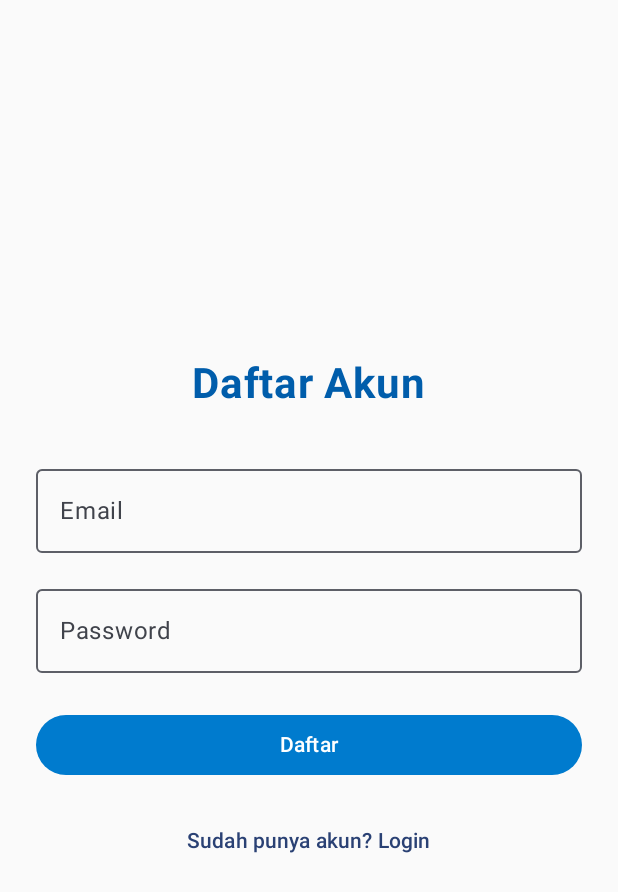
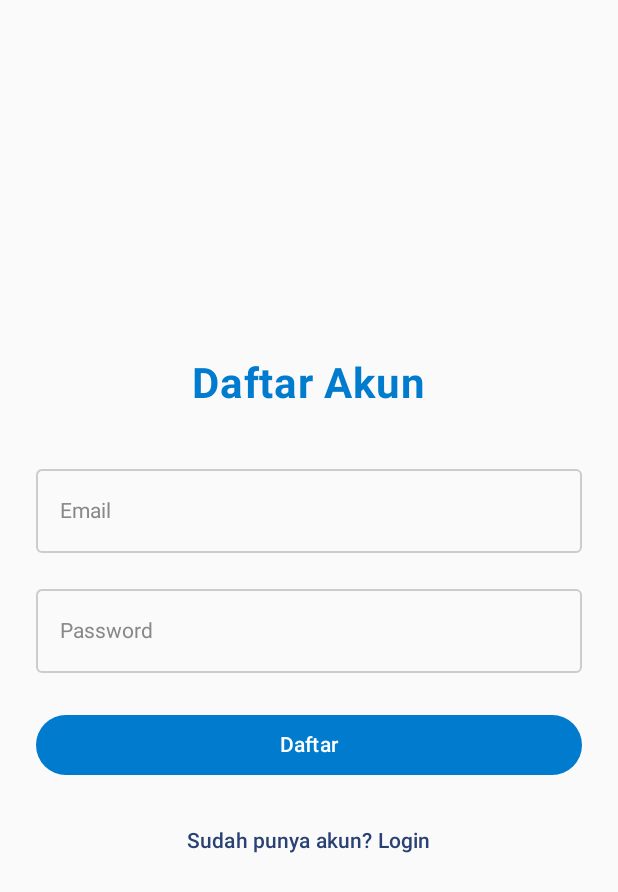
Before and after one commit to Rifqips/Sangu, an Android app built with Jetpack Compose: the screen it shows after launch (MainActivity), after a tap on "Belum punya akun? Daftar", on a phone screen of 412 x 824 dp. Shown: the top 892 px of the screen. Run offline under Robolectric (Android 15) with nearby library versions, the phone set to English and light mode, and no system bars; our stand-ins replace Dagger/Hilt's generated code, accompanist.

Commit message:
ref : change collor outlinedtextfilled

```diff
--- a/app/build.gradle.kts
+++ b/app/build.gradle.kts
@@ -53,6 +53,7 @@ dependencies {
     implementation(libs.androidx.ui)
     implementation(libs.androidx.ui.graphics)
     implementation(libs.androidx.material3)
+    implementation(libs.material3)
     implementation(libs.androidx.ui.tooling.preview)
     implementation(libs.accompanist.systemuicontroller)
 
--- a/app/src/main/java/id/application/sangugue/presentation/screen/auth/login/LoginScreen.kt
+++ b/app/src/main/java/id/application/sangugue/presentation/screen/auth/login/LoginScreen.kt
@@ -12,6 +12,7 @@ import androidx.compose.material3.ButtonDefaults
 import androidx.compose.material3.OutlinedTextField
 import androidx.compose.material3.Text
 import androidx.compose.material3.TextButton
+import androidx.compose.material3.TextFieldDefaults
 import androidx.compose.runtime.Composable
 import androidx.compose.runtime.SideEffect
 import androidx.compose.runtime.getValue
@@ -20,6 +21,8 @@ import androidx.compose.runtime.remember
 import androidx.compose.runtime.setValue
 import androidx.compose.ui.Alignment
 import androidx.compose.ui.Modifier
+import androidx.compose.ui.graphics.Color
+import androidx.compose.ui.text.TextStyle
 import androidx.compose.ui.text.font.FontWeight
 import androidx.compose.ui.text.input.PasswordVisualTransformation
 import androidx.compose.ui.unit.dp
@@ -47,25 +50,59 @@ fun LoginScreen(navController: NavHostController) {
         horizontalAlignment = Alignment.CenterHorizontally,
         verticalArrangement = Arrangement.Center
     ) {
-        Text("Sangu", fontSize = 32.sp, fontWeight = FontWeight.Bold, color = PLNBlueDark)
+        Text("Sangu", fontSize = 32.sp, fontWeight = FontWeight.Bold, color = PLNBlue)
         Spacer(Modifier.height(32.dp))
 
         OutlinedTextField(
             value = email,
             onValueChange = { email = it },
-            label = { Text("Email") },
+            label = { Text(text = "Email",style = TextStyle(color = Color.Gray)) },
+            placeholder = {
+                Text(
+                    text = "Masukkan email kamu",
+                    style = TextStyle(color = Color.Gray)
+                )
+            },
             singleLine = true,
-            modifier = Modifier.fillMaxWidth()
+            modifier = Modifier.fillMaxWidth(),
+            colors = TextFieldDefaults.colors(
+                focusedTextColor = Color.Black,
+                unfocusedTextColor = Color.Black,
+                focusedPlaceholderColor = Color.Gray,
+                unfocusedPlaceholderColor = Color.Gray,
+                focusedContainerColor = Color.Transparent,
+                unfocusedContainerColor = Color.Transparent,
+                focusedIndicatorColor = Color.Gray,
+                unfocusedIndicatorColor = Color.LightGray,
+                cursorColor = Color.Gray
+            )
         )
         Spacer(Modifier.height(16.dp))
 
         OutlinedTextField(
             value = password,
             onValueChange = { password = it },
-            label = { Text("Password") },
+            label = { Text(text = "Password",style = TextStyle(color = Color.Gray)) },
+            placeholder = {
+                Text(
+                    text = "Masukkan password kamu",
+                    style = TextStyle(color = Color.Gray)
+                )
+            },
             singleLine = true,
             visualTransformation = PasswordVisualTransformation(),
-            modifier = Modifier.fillMaxWidth()
+            modifier = Modifier.fillMaxWidth(),
+            colors = TextFieldDefaults.colors(
+                focusedTextColor = Color.Black,
+                unfocusedTextColor = Color.Black,
+                focusedPlaceholderColor = Color.Gray,
+                unfocusedPlaceholderColor = Color.Gray,
+                focusedContainerColor = Color.Transparent,
+                unfocusedContainerColor = Color.Transparent,
+                focusedIndicatorColor = Color.Gray,
+                unfocusedIndicatorColor = Color.LightGray,
+                cursorColor = Color.Gray
+            )
         )
         Spacer(Modifier.height(24.dp))
 
--- a/app/src/main/java/id/application/sangugue/presentation/screen/auth/register/RegisterScreen.kt
+++ b/app/src/main/java/id/application/sangugue/presentation/screen/auth/register/RegisterScreen.kt
@@ -10,7 +10,10 @@ import androidx.compose.foundation.layout.height
 import androidx.compose.foundation.layout.padding
 import androidx.compose.material3.Button
 import androidx.compose.material3.ButtonDefaults
+import androidx.compose.material3.MaterialTheme
 import androidx.compose.material3.OutlinedTextField
+import androidx.compose.material3.TextFieldDefaults
+
 import androidx.compose.material3.Text
 import androidx.compose.material3.TextButton
 import androidx.compose.runtime.Composable
@@ -20,6 +23,8 @@ import androidx.compose.runtime.remember
 import androidx.compose.runtime.setValue
 import androidx.compose.ui.Alignment
 import androidx.compose.ui.Modifier
+import androidx.compose.ui.graphics.Color
+import androidx.compose.ui.text.TextStyle
 import androidx.compose.ui.text.font.FontWeight
 import androidx.compose.ui.text.input.PasswordVisualTransformation
 import androidx.compose.ui.unit.dp
@@ -44,25 +49,59 @@ fun RegisterScreen(navController: NavHostController) {
         horizontalAlignment = Alignment.CenterHorizontally,
         verticalArrangement = Arrangement.Center
     ) {
-        Text("Daftar Akun", fontSize = 28.sp, fontWeight = FontWeight.Bold, color = PLNBlueDark)
+        Text("Daftar Akun", fontSize = 28.sp, fontWeight = FontWeight.Bold, color = PLNBlue)
         Spacer(Modifier.height(32.dp))
-
         OutlinedTextField(
             value = email,
             onValueChange = { email = it },
-            label = { Text("Email") },
+            label = { Text(text = "Email",style = TextStyle(color = Color.Gray)) },
+            placeholder = {
+                Text(
+                    text = "Masukkan email kamu",
+                    style = TextStyle(color = Color.Gray)
+                )
+            },
             singleLine = true,
-            modifier = Modifier.fillMaxWidth()
+            modifier = Modifier.fillMaxWidth(),
+            colors = TextFieldDefaults.colors(
+                focusedTextColor = Color.Black,
+                unfocusedTextColor = Color.Black,
+                focusedPlaceholderColor = Color.Gray,
+                unfocusedPlaceholderColor = Color.Gray,
+                focusedContainerColor = Color.Transparent,
+                unfocusedContainerColor = Color.Transparent,
+                focusedIndicatorColor = Color.Gray,
+                unfocusedIndicatorColor = Color.LightGray,
+                cursorColor = Color.Blue
+            )
+
         )
         Spacer(Modifier.height(16.dp))
 
         OutlinedTextField(
             value = password,
             onValueChange = { password = it },
-            label = { Text("Password") },
+            label = { Text(text = "Password",style = TextStyle(color = Color.Gray)) },
+            placeholder = {
+                Text(
+                    text = "Masukkan password kamu",
+                    style = TextStyle(color = Color.Gray)
+                )
+            },
             singleLine = true,
             visualTransformation = PasswordVisualTransformation(),
-            modifier = Modifier.fillMaxWidth()
+            modifier = Modifier.fillMaxWidth(),
+            colors = TextFieldDefaults.colors(
+                focusedTextColor = Color.Black,
+                unfocusedTextColor = Color.Black,
+                focusedPlaceholderColor = Color.Gray,
+                unfocusedPlaceholderColor = Color.Gray,
+                focusedContainerColor = Color.Transparent,
+                unfocusedContainerColor = Color.Transparent,
+                focusedIndicatorColor = Color.Gray,
+                unfocusedIndicatorColor = Color.LightGray,
+                cursorColor = Color.Blue
+            )
         )
         Spacer(Modifier.height(24.dp))
 
--- a/gradle/libs.versions.toml
+++ b/gradle/libs.versions.toml
@@ -9,14 +9,17 @@ espressoCore = "3.6.1"
 lifecycleRuntimeKtx = "2.9.2"
 activityCompose = "1.10.1"
 composeBom = "2024.09.00"
+material3Version = "1.3.2"
 retrofit = "2.9.0"
 okhttp = "4.12.0"
 gson = "2.10.1"
 hilt = "2.50"
 hiltNavigationCompose = "1.2.0"
 navigationCompose = "2.7.7"
+material3 = "1.2.1"
 
 [libraries]
+
 # Core AndroidX
 accompanist-systemuicontroller = { module = "com.google.accompanist:accompanist-systemuicontroller", version.ref = "accompanistSystemuicontroller" }
 androidx-core-ktx = { group = "androidx.core", name = "core-ktx", version.ref = "coreKtx" }
@@ -46,6 +49,7 @@ hilt-compiler = { group = "com.google.dagger", name = "hilt-compiler", version.r
 hilt-navigation-compose = { group = "androidx.hilt", name = "hilt-navigation-compose", version.ref = "hiltNavigationCompose" }
 
 # Networking
+material3 = { module = "androidx.compose.material3:material3", version.ref = "material3Version" }
 retrofit = { group = "com.squareup.retrofit2", name = "retrofit", version.ref = "retrofit" }
 retrofit-gson = { group = "com.squareup.retrofit2", name = "converter-gson", version.ref = "retrofit" }
 okhttp-logging-interceptor = { group = "com.squareup.okhttp3", name = "logging-interceptor", version.ref = "okhttp" }
```
